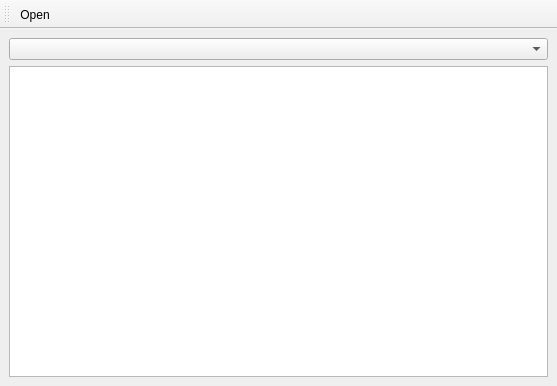
The window that src/example/UIMain.ui (pasnox/qodeedit) describes before a commit, drawn with Qt 5.
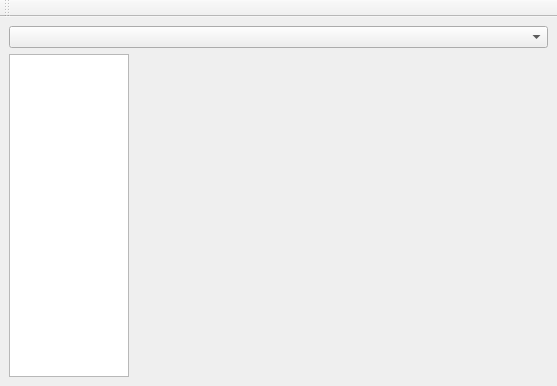
The same window after the commit. Custom widgets are drawn as their Qt base class.

Commit message: Update UIMain example.

Patch:
```diff
--- a/src/example/UIMain.ui
+++ b/src/example/UIMain.ui
@@ -11,17 +11,27 @@
    </rect>
   </property>
   <widget class="QWidget" name="centralwidget">
-   <layout class="QVBoxLayout" name="verticalLayout">
-    <item>
+   <layout class="QGridLayout" name="gridLayout">
+    <item row="1" column="1">
+     <widget class="QStackedWidget" name="swEditors"/>
+    </item>
+    <item row="1" column="0">
+     <widget class="QListWidget" name="lwEditors">
+      <property name="maximumSize">
+       <size>
+        <width>120</width>
+        <height>16777215</height>
+       </size>
+      </property>
+     </widget>
+    </item>
+    <item row="0" column="0" colspan="2">
      <widget class="Syntax::ComboBox" name="cbSyntax">
       <property name="sizeAdjustPolicy">
        <enum>QComboBox::AdjustToContents</enum>
       </property>
      </widget>
     </item>
-    <item>
-     <widget class="QodeEditor" name="qeEdit"/>
-    </item>
    </layout>
   </widget>
   <widget class="QToolBar" name="toolBar">
@@ -34,23 +44,9 @@
    <attribute name="toolBarBreak">
     <bool>false</bool>
    </attribute>
-   <addaction name="aOpen"/>
   </widget>
-  <action name="aOpen">
-   <property name="text">
-    <string>Open...</string>
-   </property>
-   <property name="shortcut">
-    <string>Ctrl+O</string>
-   </property>
-  </action>
  </widget>
  <customwidgets>
-  <customwidget>
-   <class>QodeEditor</class>
-   <extends>QPlainTextEdit</extends>
-   <header>QPlainTextEdit</header>
-  </customwidget>
   <customwidget>
    <class>Syntax::ComboBox</class>
    <extends>QComboBox</extends>
```
The commit also changes 2 other files.
